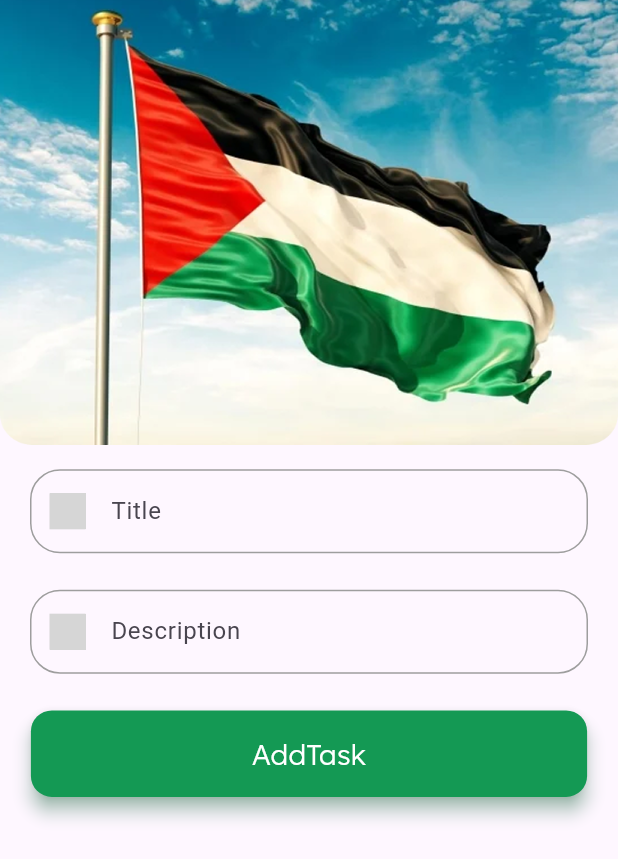
After one commit to abdallahzahran/NTI_Tasks, a Flutter app: the HomeScreen screen opened directly, after a tap on an icon or button, on a phone screen of 412 x 824 dp. The commit adds this screen. Shown: the top 859 px of the screen. Run offline on Flutter 3.47's test engine with Material 3 defaults, Android fonts, the phone set to English and light mode, and no system bars; our stand-ins replace flutter_bloc, flutter_svg; grey boxes are pictures that could not be loaded.

Commit message:
second commit

```diff
--- a/todoApp/lib/core/widgets/custom_text__form_field.dart
+++ b/todoApp/lib/core/widgets/custom_text__form_field.dart
@@ -6,12 +6,14 @@ class CustomTextFormField extends StatelessWidget {
   final bool obscureText;
   final String prefixIconPath;
   final String? suffixIconPath;
+  final TextEditingController? controller;
+  final FormFieldValidator<String>? validator;
 
   CustomTextFormField({
     required this.label,
     this.obscureText = false,
     required this.prefixIconPath,
-    this.suffixIconPath,
+    this.suffixIconPath,  this.controller,  this.validator,
   });
 
   Widget _buildIcon(String path) {
@@ -31,6 +33,8 @@ class CustomTextFormField extends StatelessWidget {
     return Padding(
       padding: const EdgeInsets.symmetric(horizontal: 20, vertical: 8),
       child: TextFormField(
+        controller: controller,
+        validator: validator,
         obscureText: obscureText,
         decoration: InputDecoration(
           hintText: label,
--- /dev/null
+++ b/todoApp/lib/features/home/views/add_task.dart
@@ -0,0 +1,47 @@
+import 'package:flutter/material.dart';
+import 'package:todoapp/core/utils/app_assets.dart';
+import 'package:todoapp/core/widgets/custom_elevated_button.dart';
+import 'package:todoapp/core/widgets/custom_text__form_field.dart';
+import 'package:todoapp/features/profile/views/profile_screen.dart';
+
+class AddTaskView extends StatelessWidget {
+  const AddTaskView({super.key});
+
+  @override
+  Widget build(BuildContext context) {
+    return Scaffold(
+      body: SingleChildScrollView(
+        child: Column(
+          children: [
+            Image.asset(
+              AppAssets.flag,
+              height: MediaQuery.of(context).size.height * 0.36,
+              width: double.infinity,
+              fit: BoxFit.fill,
+            ),
+            SizedBox(height: MediaQuery.of(context).size.height * 0.01),
+            CustomTextFormField(
+              label: 'Title',
+              prefixIconPath: '',
+            ),
+
+            SizedBox(height: MediaQuery.of(context).size.height * 0.01),
+            CustomTextFormField(
+              label: 'Description',
+              prefixIconPath: '',
+            ),
+
+
+            SizedBox(height: MediaQuery.of(context).size.height * 0.02),
+            CustomElevatedButton(textButton: 'AddTask', onPressed: () { Navigator.push(
+              context,
+              MaterialPageRoute(builder: (context) => ProfileScreen()),
+            );}),
+            SizedBox(height: MediaQuery.of(context).size.height * 0.05),
+
+          ],
+        ),
+      ),
+    );
+  }
+}
--- a/todoApp/lib/features/home/views/home_screen.dart
+++ b/todoApp/lib/features/home/views/home_screen.dart
@@ -6,6 +6,7 @@ import 'package:todoapp/core/utils/app_text_styles.dart';
 import 'package:todoapp/core/widgets/custom_card.dart';
 import 'package:todoapp/features/profile/views/profile_screen.dart';
 
+import 'add_task.dart';
 
 class HomeScreen extends StatelessWidget {
   const HomeScreen({super.key});
@@ -31,10 +32,12 @@ class HomeScreen extends StatelessWidget {
                     clipBehavior: Clip.antiAlias,
                     child: Image.asset(AppAssets.flag, fit: BoxFit.cover),
                   ),
-                  onTap: (){Navigator.push(
-                    context,
-                    MaterialPageRoute(builder: (context) => ProfileScreen()),
-                  );},
+                  onTap: () {
+                    Navigator.push(
+                      context,
+                      MaterialPageRoute(builder: (context) => ProfileScreen()),
+                    );
+                  },
                 ),
                 SizedBox(width: MediaQuery.of(context).size.height * 0.02),
                 Column(
@@ -57,7 +60,15 @@ class HomeScreen extends StatelessWidget {
                   ],
                 ),
                 Spacer(),
-                SvgPicture.asset(AppAssets.plus),
+                IconButton(
+                  icon: SvgPicture.asset(AppAssets.plus),
+                  onPressed: () {
+                    Navigator.push(
+                      context,
+                      MaterialPageRoute(builder: (context) => AddTaskView()),
+                    );
+                  },
+                ),
                 SizedBox(width: 20),
               ],
             ),
@@ -99,12 +110,11 @@ class HomeScreen extends StatelessWidget {
 
             Expanded(
               child: ListView.builder(
-
                 itemCount: 10,
                 itemBuilder: (context, index) {
                   return CustomCard();
                 },
-               // builder: (context, index) => SizedBox(height: 12),
+                // builder: (context, index) => SizedBox(height: 12),
               ),
             ),
           ],
--- a/todoApp/lib/features/splach/let_start_screen.dart
+++ b/todoApp/lib/features/splach/let_start_screen.dart
@@ -43,7 +43,7 @@ class LetStartScreen extends StatelessWidget {
               onPressed: () {
                 Navigator.push(
                   context,
-                  MaterialPageRoute(builder: (context) => const LoginScreen()),
+                  MaterialPageRoute(builder: (context) =>  LoginScreen()),
                 );
               },
               color: AppColors.primary,
--- a/todoApp/pubspec.yaml
+++ b/todoApp/pubspec.yaml
@@ -35,6 +35,7 @@ dependencies:
   # Use with the CupertinoIcons class for iOS style icons.
   cupertino_icons: ^1.0.8
   flutter_svg: ^2.1.0
+  flutter_bloc: ^9.1.0
 
 dev_dependencies:
   flutter_test:
```
Also changed, not shown: todoApp/lib/features/auth/manager/login_cubit/login_cubit.dart (added, +35 -0 lines), todoApp/lib/features/auth/manager/login_cubit/login_state.dart (added, +10 -0 lines), todoApp/lib/features/auth/views/login_screen.dart (+79 -9 lines), todoApp/lib/features/auth/views/register_screen.dart (+42 -3 lines), todoApp/pubspec.lock, 1 other file.
